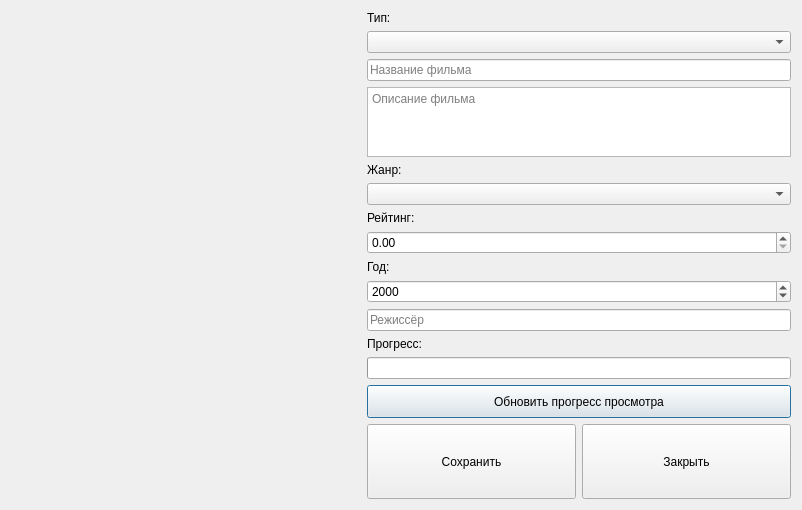
Before: the Qt Designer form resources/ui/movie_details.ui in venterum/ReelKeeper, drawn with Qt 5.
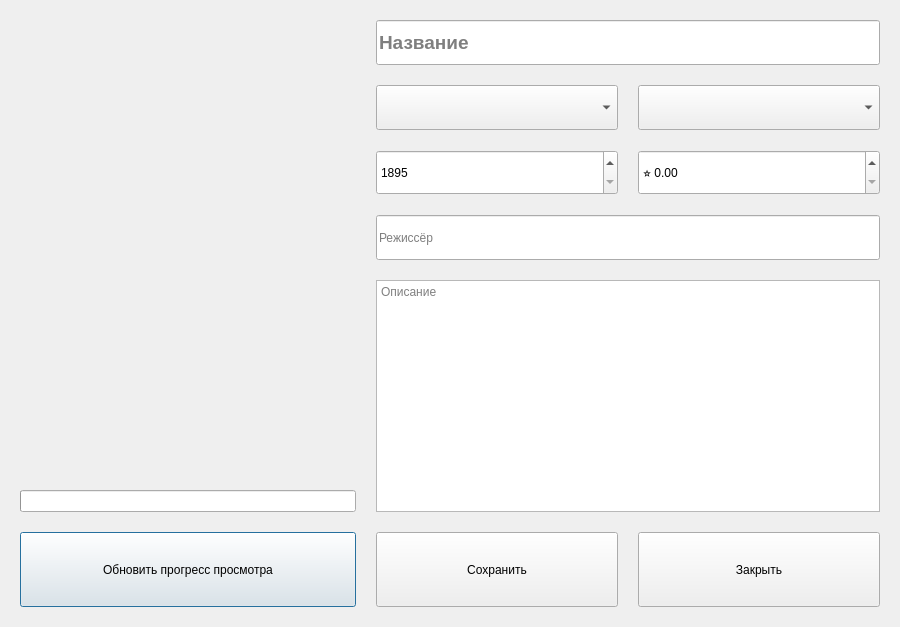
After: the same form once the commit is applied.

What changed in the file:
```diff
--- a/resources/ui/movie_details.ui
+++ b/resources/ui/movie_details.ui
@@ -6,22 +6,37 @@
    <rect>
     <x>0</x>
     <y>0</y>
-    <width>802</width>
-    <height>454</height>
+    <width>900</width>
+    <height>604</height>
    </rect>
   </property>
   <property name="windowTitle">
    <string>Информация</string>
   </property>
-  <layout class="QVBoxLayout" name="verticalLayout">
+  <layout class="QHBoxLayout" name="horizontalLayout" stretch="4,6">
+   <property name="spacing">
+    <number>20</number>
+   </property>
+   <property name="leftMargin">
+    <number>20</number>
+   </property>
+   <property name="topMargin">
+    <number>20</number>
+   </property>
+   <property name="rightMargin">
+    <number>20</number>
+   </property>
+   <property name="bottomMargin">
+    <number>20</number>
+   </property>
    <item>
-    <layout class="QHBoxLayout" name="horizontalLayout">
+    <layout class="QVBoxLayout" name="posterLayout">
      <item>
       <widget class="QLabel" name="posterLabel">
        <property name="minimumSize">
         <size>
-         <width>350</width>
-         <height>200</height>
+         <width>300</width>
+         <height>450</height>
         </size>
        </property>
        <property name="alignment">
@@ -30,98 +45,131 @@
       </widget>
      </item>
      <item>
-      <layout class="QVBoxLayout" name="verticalLayout_2">
+      <widget class="QProgressBar" name="progressBar"/>
+     </item>
        <item>
-        <widget class="QLabel" name="label_2">
+      <widget class="QPushButton" name="progressButton">
+       <property name="minimumSize">
+        <size>
+         <width>0</width>
+         <height>75</height>
+        </size>
+       </property>
          <property name="text">
-          <string>Тип:</string>
+        <string>Обновить прогресс просмотра</string>
          </property>
         </widget>
        </item>
-       <item>
-        <widget class="QComboBox" name="typeCombo"/>
-       </item>
+    </layout>
+   </item>
+   <item>
+    <layout class="QVBoxLayout" name="detailsLayout">
        <item>
         <widget class="QLineEdit" name="titleEdit">
-         <property name="placeholderText">
-          <string>Название фильма</string>
-         </property>
-        </widget>
-       </item>
-       <item>
-        <widget class="QTextEdit" name="overviewEdit">
+       <property name="minimumSize">
+        <size>
+         <width>0</width>
+         <height>45</height>
+        </size>
+       </property>
+       <property name="font">
+        <font>
+         <pointsize>14</pointsize>
+         <weight>75</weight>
+         <bold>true</bold>
+        </font>
+       </property>
          <property name="placeholderText">
-          <string>Описание фильма</string>
+        <string>Название</string>
          </property>
         </widget>
        </item>
        <item>
-        <widget class="QLabel" name="label_3">
-         <property name="text">
-          <string>Жанр:</string>
+      <layout class="QHBoxLayout" name="typeGenreLayout">
+       <item>
+        <widget class="QComboBox" name="typeCombo">
+         <property name="minimumSize">
+          <size>
+           <width>0</width>
+           <height>45</height>
+          </size>
          </property>
         </widget>
        </item>
        <item>
-        <widget class="QComboBox" name="genreCombo"/>
-       </item>
-       <item>
-        <widget class="QLabel" name="ratingLabel">
-         <property name="text">
-          <string>Рейтинг: </string>
+        <widget class="QComboBox" name="genreCombo">
+         <property name="minimumSize">
+          <size>
+           <width>0</width>
+           <height>45</height>
+          </size>
          </property>
         </widget>
        </item>
-       <item>
-        <widget class="QDoubleSpinBox" name="ratingSpin"/>
+      </layout>
        </item>
        <item>
-        <widget class="QLabel" name="label">
-         <property name="text">
-          <string>Год:</string>
-         </property>
-        </widget>
-       </item>
+      <layout class="QHBoxLayout" name="yearRatingLayout">
        <item>
         <widget class="QSpinBox" name="yearSpin">
+         <property name="minimumSize">
+          <size>
+           <width>0</width>
+           <height>45</height>
+          </size>
+         </property>
          <property name="minimum">
           <number>1895</number>
          </property>
          <property name="maximum">
           <number>2100</number>
          </property>
-         <property name="value">
-          <number>2000</number>
+        </widget>
+       </item>
+       <item>
+        <widget class="QDoubleSpinBox" name="ratingSpin">
+         <property name="minimumSize">
+          <size>
+           <width>0</width>
+           <height>45</height>
+          </size>
          </property>
+         <property name="prefix">
+          <string>⭐ </string>
+         </property>
+         <property name="maximum">
+          <double>10.000000000000000</double>
+         </property>
+         <property name="singleStep">
+          <double>0.100000000000000</double>
+         </property>
         </widget>
+       </item>
+      </layout>
        </item>
        <item>
         <widget class="QLineEdit" name="directorEdit">
+       <property name="minimumSize">
+        <size>
+         <width>0</width>
+         <height>45</height>
+        </size>
+       </property>
          <property name="placeholderText">
           <string>Режиссёр</string>
          </property>
         </widget>
        </item>
        <item>
-        <widget class="QLabel" name="progressLabel">
-         <property name="text">
-          <string>Прогресс:</string>
-         </property>
-        </widget>
-       </item>
-       <item>
-        <widget class="QProgressBar" name="progressBar"/>
-       </item>
-       <item>
-        <widget class="QPushButton" name="progressButton">
+      <widget class="QTextEdit" name="overviewEdit">
          <property name="minimumSize">
           <size>
-           <width>33</width>
-           <height>33</height>
-          </size>
-         </property>
-         <property name="text">
-          <string>Обновить прогресс просмотра</string>
+         <width>0</width>
+         <height>200</height>
+        </size>
+       </property>
+       <property name="placeholderText">
+        <string>Описание</string>
          </property>
         </widget>
        </item>
@@ -129,15 +177,9 @@
         <layout class="QHBoxLayout" name="buttonsLayout">
          <item>
           <widget class="QPushButton" name="saveButton">
-           <property name="sizePolicy">
-            <sizepolicy hsizetype="Minimum" vsizetype="Fixed">
-             <horstretch>0</horstretch>
-             <verstretch>0</verstretch>
-            </sizepolicy>
-           </property>
            <property name="minimumSize">
             <size>
-             <width>75</width>
+           <width>0</width>
              <height>75</height>
             </size>
            </property>
@@ -150,7 +192,7 @@
           <widget class="QPushButton" name="closeButton">
            <property name="minimumSize">
             <size>
-             <width>75</width>
+           <width>0</width>
              <height>75</height>
             </size>
            </property>
@@ -158,8 +200,6 @@
             <string>Закрыть</string>
            </property>
           </widget>
-         </item>
-        </layout>
        </item>
       </layout>
      </item>
```
Left out of the diff: 2 changed lines with no effect on the pictures. Lines whose indentation alone changed are shown as unchanged.
